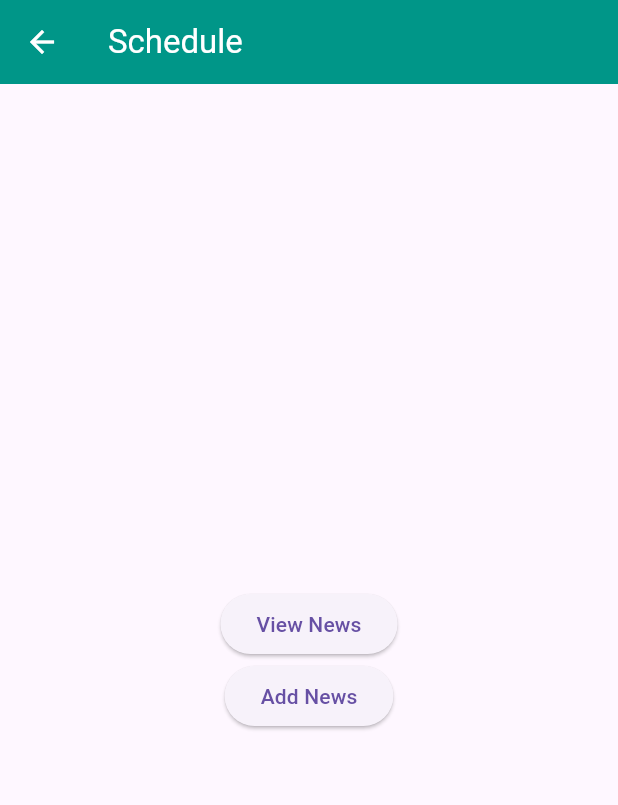
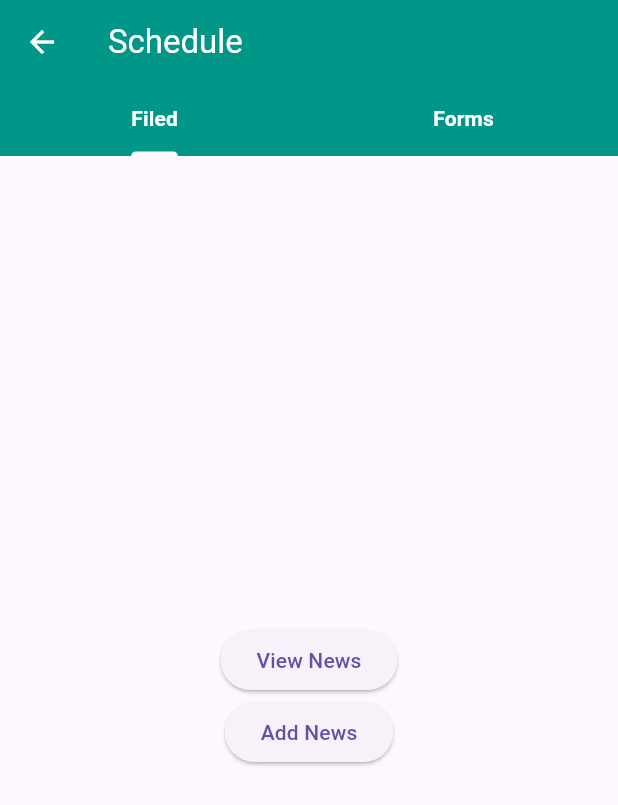
Before and after one commit to arjaymangubat1104/FlutterHRPortal, a Flutter app: the SchedulePage screen opened by its route, on a phone screen of 412 x 824 dp. Shown: the top 805 px of the screen. Run offline on Flutter 3.47's test engine with Material 3 defaults, Android fonts, the light colour scheme and no system bars; our stand-ins replace cloud_firestore, firebase_auth, firebase_core, loading_indicator, table_calendar; missing offline and left inert: timeline_list; accounts and stored records are empty.

Commit message:
Update schedule_page.dart
-add tab bar view of filed and forms

```diff
--- a/lib/views/button_page/attendance_page.dart
+++ b/lib/views/button_page/attendance_page.dart
@@ -32,44 +32,7 @@ class _AttendancePageState extends State<AttendancePage>
       List.generate(12, (index) => DateTime(0, index + 1));
   final int _selectedYear = DateTime.now().year;
   int selectedMonth = DateTime.now().month;
-  // List<UserAttendanceModel> attendanceListByYearAndMonth = [
-  //   UserAttendanceModel(
-  //     id: '1',
-  //     userId: 'user1',
-  //     userName: 'John Doe',
-  //     attendanceDate: '2025-01-30',
-  //     attendanceStatus: 'Present',
-  //     timeIn: '08:00:00',
-  //     timeOut: '',
-  //     totalTime: '09:00:00',
-  //     lateTime: '00:00:00',
-  //     underTime: '00:00:00',
-  //   ),
-  //   UserAttendanceModel(
-  //     id: '2',
-  //     userId: 'user2',
-  //     userName: 'Jane Smith',
-  //     attendanceDate: '2025-01-30',
-  //     attendanceStatus: 'Late/Undertime',
-  //     timeIn: '08:00:00',
-  //     timeOut: '17:00:00',
-  //     totalTime: '09:00:00',
-  //     lateTime: '00:30:00',
-  //     underTime: '00:00:00',
-  //   ),
-  //   UserAttendanceModel(
-  //     id: '3',
-  //     userId: 'user3',
-  //     userName: 'Alice Johnson',
-  //     attendanceDate: '2025-01-30',
-  //     attendanceStatus: 'Absent',
-  //     timeIn: '08:00:00',
-  //     timeOut: '17:00:00',
-  //     totalTime: '09:00:00',
-  //     lateTime: '00:00:00',
-  //     underTime: '00:00:00',
-  //   ),
-  // ];
+
   List<UserAttendanceModel> attendanceListByYearAndMonth = [];
   int presentCounterCalendar = 0;
   int lateUndertimeCounterCalendar = 0;
@@ -148,15 +111,19 @@ class _AttendancePageState extends State<AttendancePage>
         bottom: TabBar(
           controller: _tabController,
           tabs: [
-            Tab(text: 'HISTORY'),
-            Tab(text: 'CALENDAR'),
+            Tab(
+              text: 'HISTORY',
+            ),
+            Tab(
+              text: 'CALENDAR',
+            ),
           ],
           dividerColor: themeViewModel.currentTheme.themeColor,
           indicatorColor: themeViewModel.currentTheme.boxTextColor,
           unselectedLabelColor: themeViewModel.currentTheme.boxTextColor,
           labelColor: themeViewModel.currentTheme.boxTextColor,
           labelStyle: TextStyle(
-            fontSize: 16,
+            fontSize: 14,
             fontWeight: FontWeight.bold,
           ),
         ),
--- a/lib/views/button_page/schedule_page.dart
+++ b/lib/views/button_page/schedule_page.dart
@@ -2,24 +2,72 @@ import 'package:flutter/material.dart';
 import 'package:flutter_attendance_system/viewmodel/theme_view_model.dart';
 import 'package:provider/provider.dart';
 
-class SchedulePage extends StatelessWidget {
-  const SchedulePage({super.key});
+class SchedulePage extends StatefulWidget {
+  const SchedulePage({
+    super.key,
+  });
+
+  @override
+  State<SchedulePage> createState() => _SchedulePageState();
+}
+
+class _SchedulePageState extends State<SchedulePage>
+    with TickerProviderStateMixin {
+  late TabController _tabController;
+  @override
+  void initState() {
+    super.initState();
+    _tabController = TabController(
+      length: 2,
+      vsync: this,
+    );
+  }
+
+  @override
+  void dispose() {
+    _tabController.dispose();
+    super.dispose();
+  }
 
   @override
   Widget build(BuildContext context) {
-    final theviewModel = Provider.of<ThemeViewModel>(context);
+    final themeViewModel = Provider.of<ThemeViewModel>(context);
     return Scaffold(
       appBar: AppBar(
-        backgroundColor: theviewModel.currentTheme.themeColor,
+        backgroundColor: themeViewModel.currentTheme.themeColor,
         title: Text(
           'Schedule',
           style: TextStyle(
-            color: theviewModel.currentTheme.boxTextColor,
+            color: themeViewModel.currentTheme.boxTextColor,
           ),
         ),
-        iconTheme: IconThemeData(color: theviewModel.currentTheme.boxTextColor),
+        iconTheme: IconThemeData(
+          color: themeViewModel.currentTheme.boxTextColor,
         ),
-      body: Center(
+        bottom: TabBar(
+          controller: _tabController,
+          tabs: [
+            Tab(
+              text: 'Filed',
+            ),
+            Tab(
+              text: 'Forms',
+            ),
+          ],
+          dividerColor: themeViewModel.currentTheme.themeColor,
+          indicatorColor: themeViewModel.currentTheme.boxTextColor,
+          unselectedLabelColor: themeViewModel.currentTheme.boxTextColor,
+          labelColor: themeViewModel.currentTheme.boxTextColor,
+          labelStyle: TextStyle(
+            fontSize: 14,
+            fontWeight: FontWeight.bold,
+          ),
+        ),
+      ),
+      body: TabBarView(
+        controller: _tabController,
+        children: [
+          Center(
             child: Column(
               mainAxisAlignment: MainAxisAlignment.center,
               children: [
@@ -38,6 +86,27 @@ class SchedulePage extends StatelessWidget {
               ],
             ),
           ),
+          Center(
+            child: Column(
+              mainAxisAlignment: MainAxisAlignment.center,
+              children: [
+                ElevatedButton(
+                  onPressed: () {
+                    // Add your code here
+                  },
+                  child: Text('View News'),
+                ),
+                ElevatedButton(
+                  onPressed: () {
+                    // Add your code here
+                  },
+                  child: Text('Add News'),
+                ),
+              ],
+            ),
+          ),
+        ],
+      ),
     );
   }
 }
```
Lines whose indentation alone changed are shown as unchanged.
